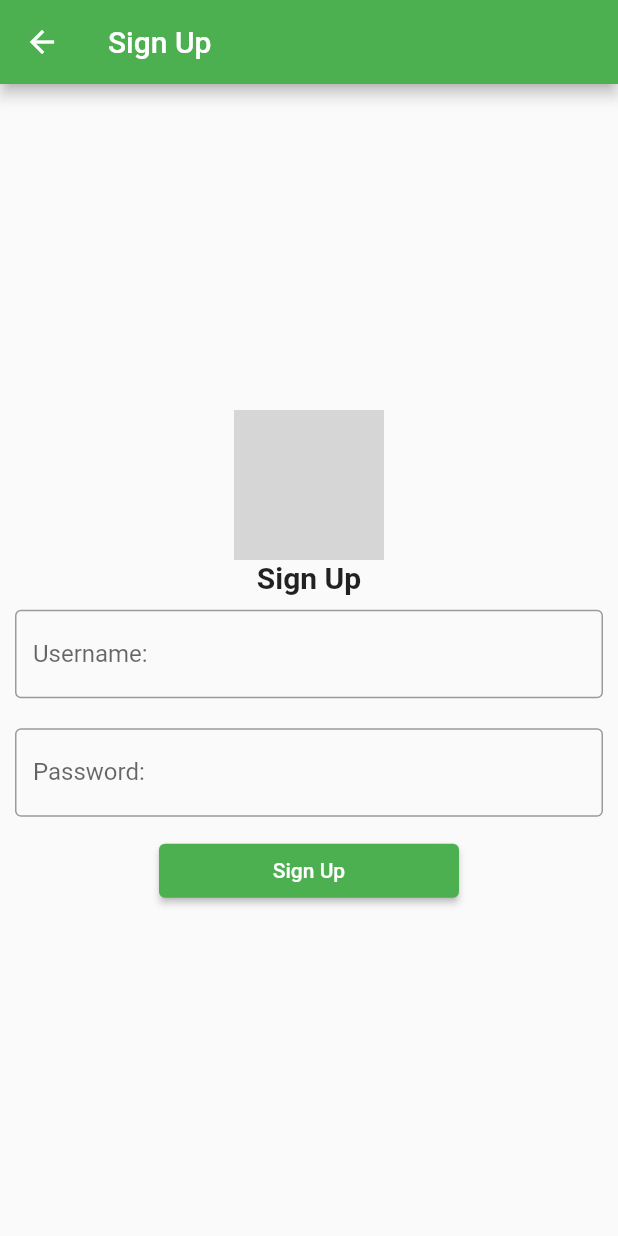
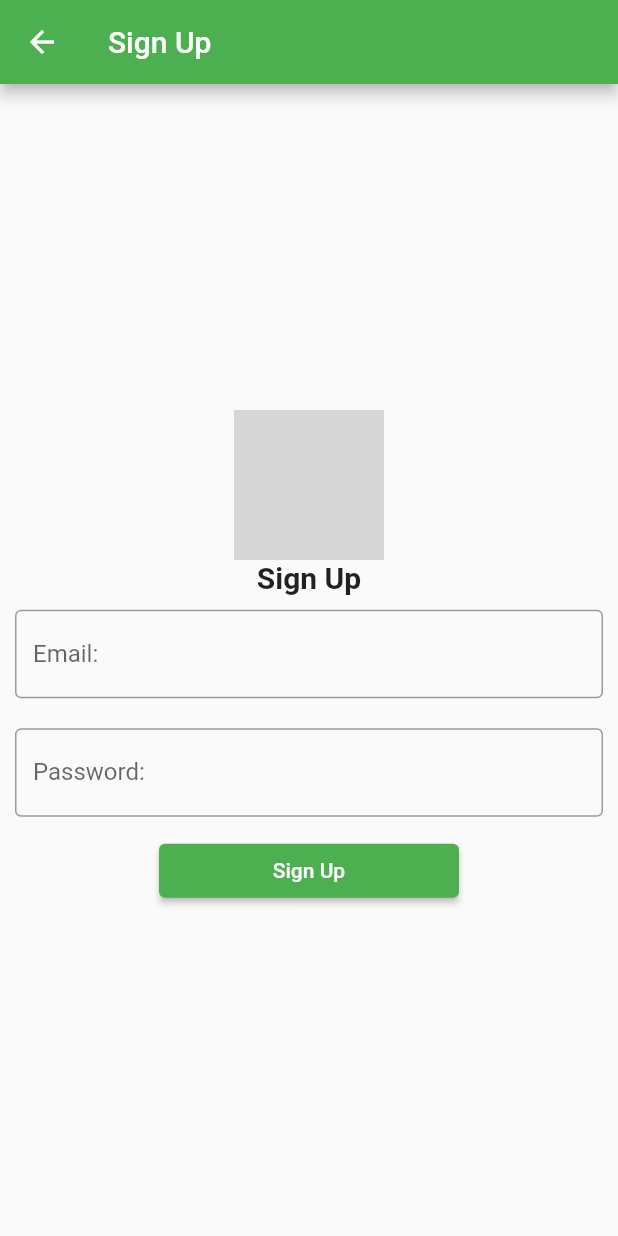
Before and after one commit to owenlovett/puppy-do, a Flutter app: the SignUpPage screen opened directly, on a phone screen of 412 x 824 dp. Run offline on Flutter 3.47's test engine with Material 2 defaults, Android fonts, the phone set to English and light mode, and no system bars; our stand-ins replace firebase_auth, firebase_core; accounts and stored records are empty; network calls fail; grey boxes are pictures that could not be loaded.

Commit message:
added firebase authentication

```diff
--- a/lib/signup.dart
+++ b/lib/signup.dart
@@ -1,3 +1,4 @@
+import 'package:firebase_auth/firebase_auth.dart';
 import 'package:flutter/material.dart';
 
 import 'main.dart';
@@ -12,6 +13,9 @@ class SignUpPage extends StatefulWidget {
 }
 
 class _SignUpState extends State<SignUpPage> {
+
+  var emailController = TextEditingController();
+  var passwordController = TextEditingController();
 
   @override
   Widget build(BuildContext context) {
@@ -38,30 +42,25 @@ class _SignUpState extends State<SignUpPage> {
             ),
             Container(
               margin: const EdgeInsets.all(10),
-              child: const TextField(
+              child: TextField(
+                controller: emailController,
                 obscureText: false,
-                decoration: InputDecoration(
+                decoration: const InputDecoration(
                   border: OutlineInputBorder(),
-                  labelText: 'Username: ',
+                  labelText: 'Email: ',
                 ),
               ),
             ),
-            Row(
-              children: <Widget>[
-                Flexible(
-                  flex: 1,
-                  child: Container(
+            Container(
               margin: const EdgeInsets.all(10),
-                    child: const TextField(
+              child: TextField(
+                controller: passwordController,
                 obscureText: true,
-                      decoration: InputDecoration(
+                decoration: const InputDecoration(
                   border: OutlineInputBorder(),
                   labelText: 'Password: ',
                 ),
               ),
-                  ),
-                ),
-              ],
             ),
             Flexible(
               child: Container(
@@ -69,10 +68,25 @@ class _SignUpState extends State<SignUpPage> {
                 margin: const EdgeInsets.only(top: 2, bottom: 2, left: 100, right: 100),
                 child: ElevatedButton(
                   onPressed: (){
-                    Navigator.push(
-                      context,
-                      MaterialPageRoute(builder: (context) => const MyHomePage(title: 'Puppy-Do - Select Dog',)),
+                    Future<UserCredential> credential = FirebaseAuth.instance.createUserWithEmailAndPassword(email: emailController.text, password: passwordController.text);
+                    credential.then((value) {
+                      Navigator.pop(context);
+                    });
+                    credential.catchError((error){
+                      showDialog(
+                          context: context,
+                          builder: (BuildContext context) => AlertDialog(
+                            title: const Text('Failed to sign up!'),
+                            content: Text(error.toString()),
+                            actions: <Widget>[
+                              TextButton(
+                                onPressed: () => Navigator.pop(context, 'OK'),
+                                child: const Text('OK'),
+                              ),
+                            ],
+                          )
                       );
+                    });
                   },
                   child: const Text("Sign Up"),
                 ),
--- a/pubspec.yaml
+++ b/pubspec.yaml
@@ -32,6 +32,7 @@ dependencies:
   flutter:
     sdk: flutter
   firebase_core: ^2.4.1
+  firebase_auth: ^4.2.5
 
 
   # The following adds the Cupertino Icons font to your application.
```
Also changed, not shown: lib/login.dart (+24 -5 lines), pubspec.lock. Lines whose indentation alone changed are shown as unchanged.
